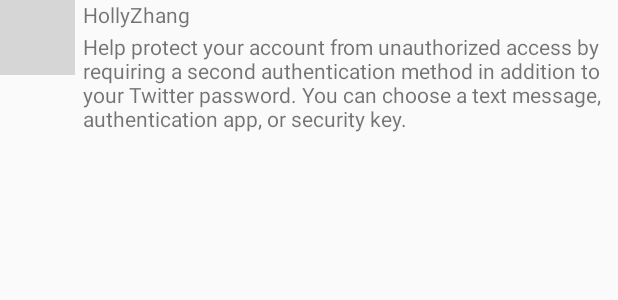
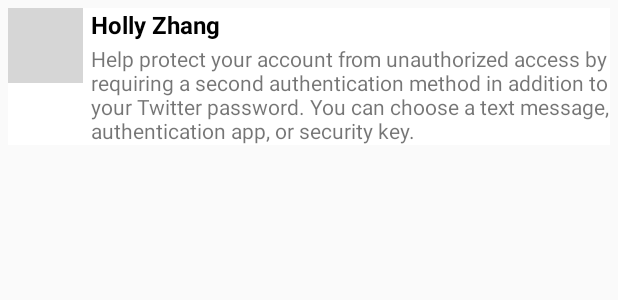
Before and after one commit to xz95/All_Projects, an Android app: the layout item_tweet.xml on its own in the app's theme, with its tools: preview values and no code run, on a phone screen of 412 x 824 dp. Shown: the top 300 px of the screen. Run offline under Robolectric (Android 15) with nearby library versions, the light colour scheme and no system bars; grey boxes are pictures that could not be loaded.

Commit message:
add tweets in recycler view

```diff
--- a/Android_Development/SimpleTweet/app/src/main/res/layout/activity_timeline.xml
+++ b/Android_Development/SimpleTweet/app/src/main/res/layout/activity_timeline.xml
@@ -1,10 +1,10 @@
 <?xml version="1.0" encoding="utf-8"?>
-<RelativeLayout
-    xmlns:android="http://schemas.android.com/apk/res/android"
+<RelativeLayout xmlns:android="http://schemas.android.com/apk/res/android"
     xmlns:app="http://schemas.android.com/apk/res-auto"
     xmlns:tools="http://schemas.android.com/tools"
     android:layout_width="match_parent"
     android:layout_height="match_parent"
+    android:background="#F1F0F0"
     tools:context=".TimelineActivity">
 
     <androidx.recyclerview.widget.RecyclerView
--- a/Android_Development/SimpleTweet/app/src/main/res/layout/item_tweet.xml
+++ b/Android_Development/SimpleTweet/app/src/main/res/layout/item_tweet.xml
@@ -3,7 +3,9 @@
     xmlns:app="http://schemas.android.com/apk/res-auto"
     xmlns:tools="http://schemas.android.com/tools"
     android:layout_width="match_parent"
-    android:layout_height="wrap_content">
+    android:layout_height="wrap_content"
+    android:layout_margin="5dp"
+    android:background="#FFFFFF">
 
     <ImageView
         android:id="@+id/ivProfileImage"
@@ -21,7 +23,11 @@
         android:layout_marginStart="5dp"
         android:layout_marginTop="0dp"
         android:layout_toEndOf="@+id/ivProfileImage"
-        android:text="HollyZhang" />
+        android:fontFamily="sans-serif"
+        android:text="Holly Zhang"
+        android:textColor="#000000"
+        android:textSize="16sp"
+        android:textStyle="bold" />
 
     <TextView
         android:id="@+id/tvBody"
```
Also changed, not shown: Android_Development/SimpleTweet/app/src/main/java/com/codepath/apps/restclienttemplate/TimelineActivity.java (+30 -0 lines), Android_Development/SimpleTweet/app/src/main/java/com/codepath/apps/restclienttemplate/models/TweetsAdapter.java (+73 -1 lines).
